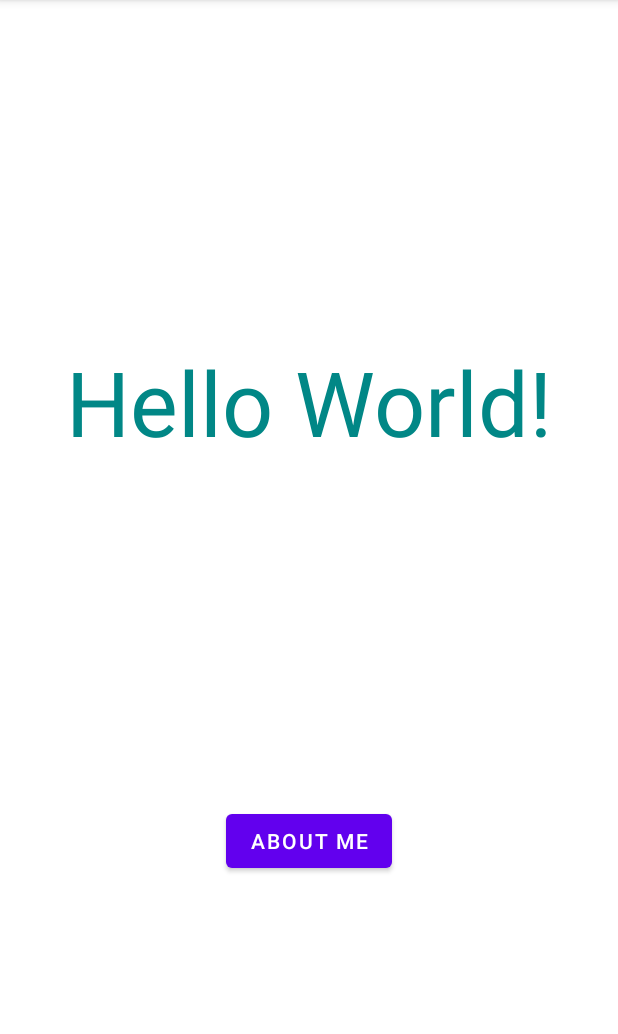
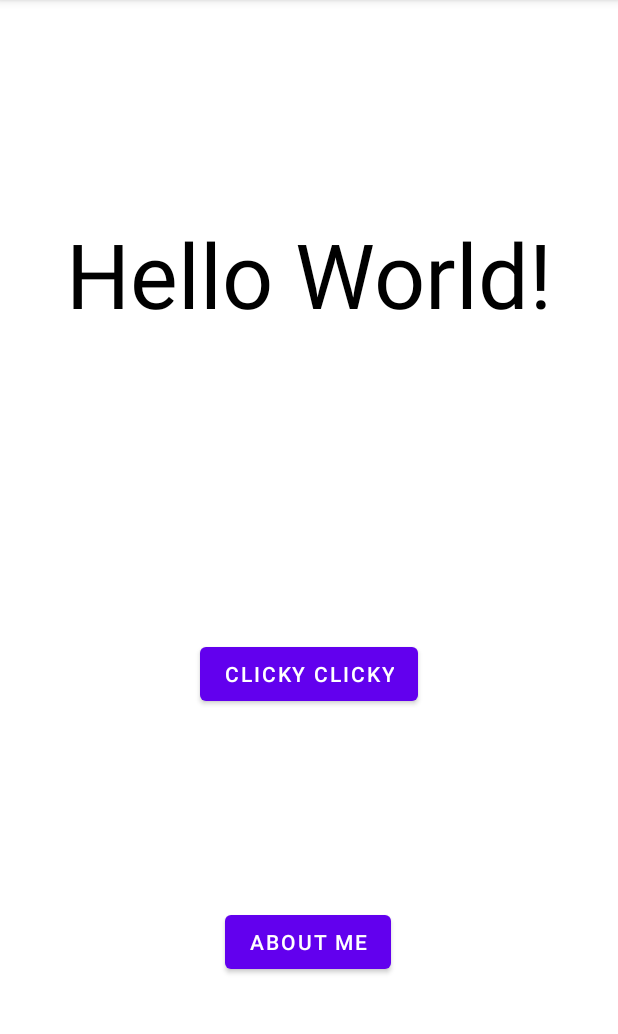
Before and after one commit to jovianebellegarde/NUMAD22Sp_JovianeBellegarde, an Android app: the screen it shows after launch (MainActivity), on a phone screen of 412 x 824 dp, the part 84-1118 px from its top. Run offline under Robolectric (Android 15) with nearby library versions, the phone set to English and light mode, and no system bars.

Commit message:
added clicky clicky button

```diff
--- a/app/src/main/res/layout/activity_main.xml
+++ b/app/src/main/res/layout/activity_main.xml
@@ -7,31 +7,44 @@
     tools:context=".MainActivity">
 
     <TextView
+        android:id="@+id/textView2"
         android:layout_width="wrap_content"
         android:layout_height="wrap_content"
         android:text="Hello World!"
         android:textAllCaps="false"
-        android:textColor="@color/teal_700"
+        android:textColor="@color/black"
         android:textSize="60sp"
         app:layout_constraintBottom_toTopOf="@+id/button2"
         app:layout_constraintEnd_toEndOf="parent"
         app:layout_constraintStart_toStartOf="parent"
         app:layout_constraintTop_toTopOf="parent"
-        app:layout_constraintVertical_bias="0.498" />
+        app:layout_constraintVertical_bias="0.271" />
 
     <Button
         android:id="@+id/button2"
         android:layout_width="wrap_content"
         android:layout_height="wrap_content"
+        android:layout_marginTop="32dp"
         android:onClick="activateToastButton"
         android:text="@string/about_me"
         app:iconTint="#FFFFFF"
         app:layout_constraintBottom_toBottomOf="parent"
         app:layout_constraintEnd_toEndOf="parent"
-        app:layout_constraintHorizontal_bias="0.5"
+        app:layout_constraintHorizontal_bias="0.498"
         app:layout_constraintStart_toStartOf="parent"
         app:layout_constraintTop_toTopOf="parent"
-        app:layout_constraintVertical_bias="0.745"
+        app:layout_constraintVertical_bias="0.831"
         tools:ignore="MissingConstraints,OnClick" />
 
+    <Button
+        android:id="@+id/button"
+        android:layout_width="wrap_content"
+        android:layout_height="wrap_content"
+        android:text="Clicky Clicky"
+        app:layout_constraintBottom_toTopOf="@+id/button2"
+        app:layout_constraintEnd_toEndOf="parent"
+        app:layout_constraintStart_toStartOf="parent"
+        app:layout_constraintTop_toBottomOf="@+id/textView2"
+        app:layout_constraintVertical_bias="0.607" />
+
 </androidx.constraintlayout.widget.ConstraintLayout>
```
